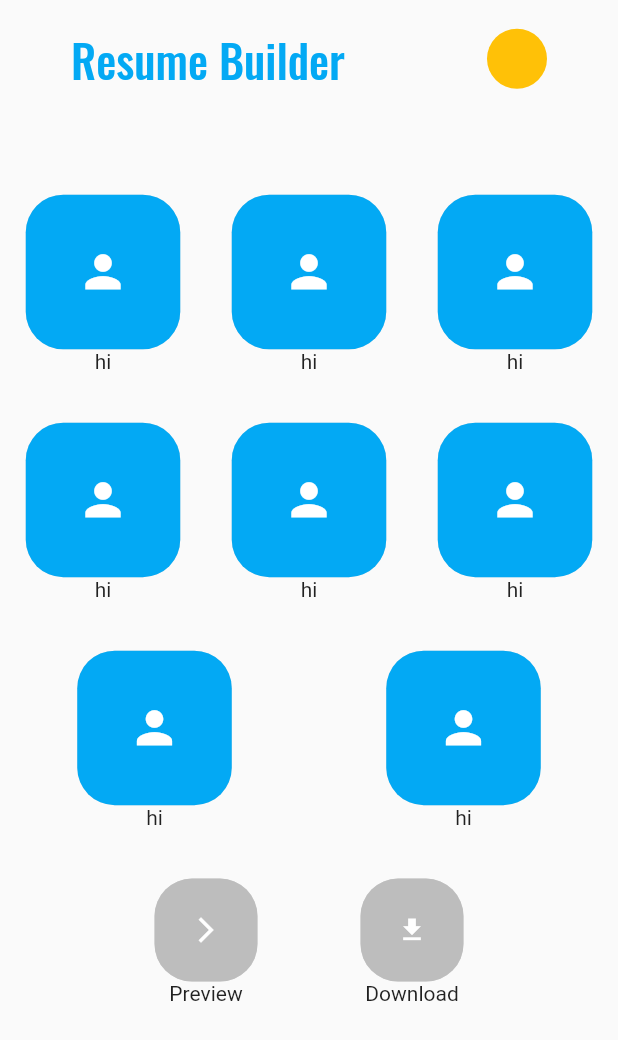
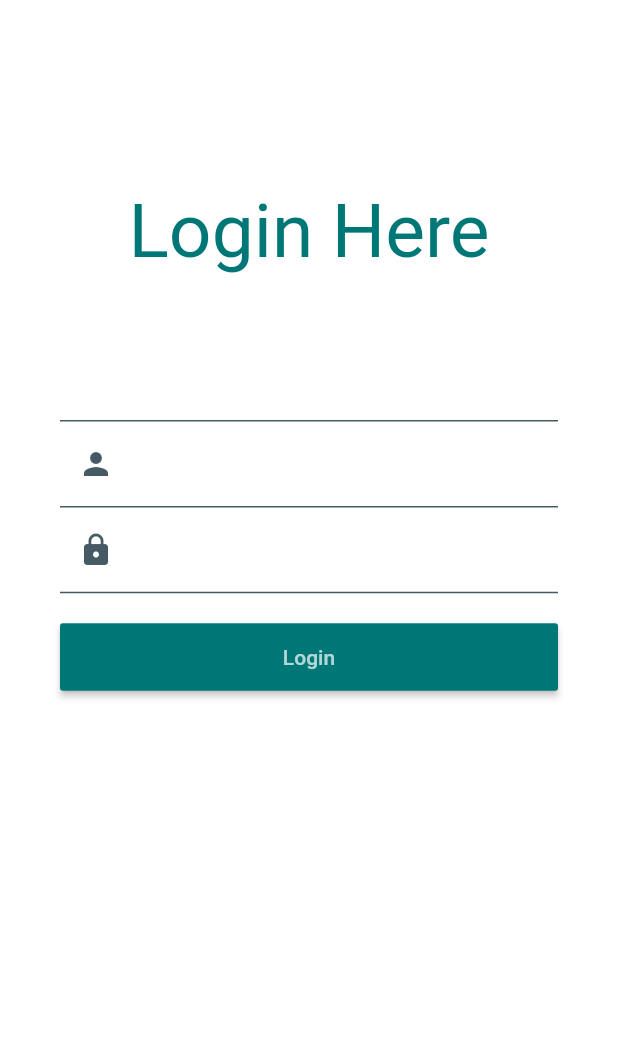
Before and after one commit to vishweshsoni/ResumeBuilder, a Flutter app: the screen it shows after launch, on a phone screen of 412 x 824 dp. Shown: the top 1040 px of the screen. Run offline on Flutter 3.47's test engine with Material 2 defaults, Android fonts, the phone set to English and light mode, and no system bars.

Commit message:
Login Page

```diff
--- a/lib/main.dart
+++ b/lib/main.dart
@@ -1,6 +1,6 @@
 import 'package:flutter/material.dart';
 import 'package:resume_app/screens/homepage.dart';
-
+import 'package:resume_app/screens/login.dart';
 void main() => runApp(MyApp());
 
 class MyApp extends StatelessWidget {
@@ -16,7 +16,7 @@ class MyApp extends StatelessWidget {
       routes: {
           '/HomePage': (context)=>HomePage(),
       },
-      home: HomePage(),
+      home: Login(),
     );
   }
 }
--- /dev/null
+++ b/lib/screens/login.dart
@@ -0,0 +1,278 @@
+import 'package:flutter/material.dart';
+
+import "package:flutter/material.dart";
+
+class Login extends StatelessWidget{
+
+  BoxDecoration decoration = BoxDecoration(
+      border: Border(
+          bottom: BorderSide(
+              color: Colors.blueGrey[700],
+              width: 1.0
+          )
+      )
+  );
+
+  TextStyle CustomTextStyle(){
+    return TextStyle(
+        color: Colors.white30,
+        fontSize: 15.0
+    );
+  }
+
+  Widget CustomSizeBox({double height}){
+    return SizedBox(
+      height:height,
+    );
+  }
+
+  final GlobalKey<FormState> _formKey = GlobalKey<FormState>();
+  bool _autoValidate = false;
+
+  FocusNode emailNode = FocusNode();
+  FocusNode passawordNode = FocusNode();
+
+  @override
+  Widget build(BuildContext context) {
+    // TODO: implement build
+    return  GestureDetector(
+      onTap:()=> FocusScope.of(context).requestFocus(new FocusNode()),
+      child:Scaffold(
+          backgroundColor: Color.fromRGBO(255, 0, 0, 0.0),
+          body: SingleChildScrollView(
+              child: LoginPage()
+          )
+      ),
+    );
+  }
+}
+
+class LoginPage extends StatefulWidget{
+  createState() => LoginState();
+}
+
+class LoginState extends State<LoginPage>{
+
+  final GlobalKey<FormState> _formKey = GlobalKey<FormState>();
+  bool _autoValidate = false;
+  bool loading = false;
+  FocusNode emailNode;
+  FocusNode passawordNode;
+
+  @override
+  void initState() {
+    // TODO: implement initState
+    super.initState();
+    passawordNode = FocusNode();
+    emailNode = FocusNode();
+    loading = false;
+
+  }
+
+  BoxDecoration decoration = BoxDecoration(
+      border: Border(
+          bottom: BorderSide(
+              color: Colors.blueGrey[700],
+              width: 1.0
+          )
+      )
+  );
+
+  TextStyle CustomTextStyle(){
+    return TextStyle(
+        color: Colors.white30,
+        fontSize: 15.0
+    );
+  }
+
+  InputDecoration CustomTextDecoration({String text,IconData icon}){
+    return InputDecoration(
+      labelStyle: TextStyle(
+          color: Colors.white30
+      ),
+      labelText: text,
+      prefixIcon: Icon(icon,color: Colors.blueGrey[700]),
+      enabledBorder: UnderlineInputBorder(
+          borderSide: BorderSide(
+              color: Colors.blueGrey[700]
+          )
+      ),
+      focusedBorder: UnderlineInputBorder(
+          borderSide: BorderSide(
+              color: Colors.white70
+          )
+      ),
+      errorBorder: UnderlineInputBorder(
+          borderSide: BorderSide(
+              color: Colors.white70
+          )
+      ),
+    );
+  }
+
+  Widget CustomSizeBox({double height}){
+    return SizedBox(
+      height:height,
+    );
+  }
+
+  Widget LoginButton(BuildContext context){
+    return new SizedBox(
+      height: 45.0,
+      width: double.infinity,
+      child: new RaisedButton(
+        color: Color.fromRGBO(0, 119, 119,1.0),
+        child: Text("Login",style:TextStyle(color: Colors.white70),),
+        onPressed: (){
+//          Navigator.of(context).push(PageRouteBuilder(
+//              opaque: false,
+//              barrierDismissible: true,
+//              barrierColor: Colors.white12,
+//              pageBuilder: (context,_,__){
+//                return Center(
+//                  child: Container(
+//                    height: 200.0,
+//                    width: 200.0,
+//                    decoration: BoxDecoration(
+//                      color: Colors.white,
+//                      borderRadius: BorderRadius.circular(5.0)
+//                    ),
+//                  )
+//                );
+//              }
+//          ));
+          FocusScope.of(context).requestFocus(new FocusNode());
+          if(_formKey.currentState.validate()){
+            setState(() {
+              loading = true;
+            });
+            Future.delayed(Duration(seconds: 2),(){
+              setState(() {
+                loading = false;
+              });
+              Scaffold.of(context).showSnackBar(new SnackBar(
+                content: new Text("Login success"),
+
+              ));
+            });
+          }else{
+            setState(() {
+              _autoValidate = true;
+            });
+          }
+        },
+      ),
+    );
+  }
+
+  Widget LoginUi(){
+    return Form(
+      key: _formKey,
+      autovalidate: _autoValidate,
+      child: Column(
+        children: <Widget>[
+          CustomSizeBox(height: 80.0),
+          Container(
+            height: 150.0,
+            alignment: Alignment.center,
+            child: Text("Login Here",style: TextStyle(fontSize: 50.0,color: Color.fromRGBO(0, 119, 119,1.0)),),
+          ),
+          CustomSizeBox(height: 50.0),
+          Container(
+            padding: EdgeInsets.symmetric(horizontal: 40.0),
+            child:Column(
+              children: <Widget>[
+                Container(
+                    decoration: decoration
+                ),
+                TextFormField(
+                  enabled: true,
+                  enableInteractiveSelection: true,
+                  focusNode: emailNode,
+                  style: CustomTextStyle(),
+                  keyboardType: TextInputType.emailAddress,
+                  textInputAction:TextInputAction.next,
+                  decoration: CustomTextDecoration(icon: Icons.person,text: "Email"),
+                  textCapitalization: TextCapitalization.none,
+                  onFieldSubmitted: (term){
+                    emailNode.unfocus();
+                    FocusScope.of(context).requestFocus(passawordNode);
+                  },
+                  validator: (value){
+                    if (value.isEmpty) {
+                      return 'Please enter email';
+                    }else if(!new  RegExp(r"^[a-zA-Z0-9.]+@[a-zA-Z0-9]+\.[a-zA-Z]+").hasMatch(value)){
+                      return "Plase enter valid email";
+                    }
+                  },
+                ),
+                TextFormField(
+                  enabled: true,
+                  enableInteractiveSelection: true,
+                  obscureText: true,
+                  textInputAction:TextInputAction.done,
+                  style: CustomTextStyle(),
+                  focusNode: passawordNode,
+                  decoration: CustomTextDecoration(icon: Icons.lock,text: "Password"),
+                  validator: (value){
+                    if (value.isEmpty) {
+                      return 'Please enter password';
+                    }else if(value.length < 6){
+                      return 'Password must be 6 digit';
+                    }
+                  },
+                ),
+                CustomSizeBox(height: 20.0),
+                LoginButton(context),
+                CustomSizeBox(
+                    height: 30.0
+                ),
+                Container(
+                  alignment: Alignment.center,
+                  child: Text("Forgot password ?",
+                    style: TextStyle(
+                      color: Colors.white30,
+                    ),
+                  ),
+                ),
+              ],
+            ),
+          )
+        ],
+      ),
+    );
+  }
+
+
+  Widget LoadingIndicator(){
+    return Positioned(
+      child: Container(
+        height: MediaQuery.of(context).size.height,
+        width: MediaQuery.of(context).size.width,
+        color: Colors.white12,
+        child: Center(
+          child: SizedBox(
+            height: 50.0,
+            width: 50.0,
+            child: CircularProgressIndicator(
+                strokeWidth:0.7
+            ),
+          ),
+        ),
+      ),
+    );
+  }
+
+
+
+  @override
+  Widget build(BuildContext context) {
+    // TODO: implement build
+    return Stack(
+      children: <Widget>[
+        LoginUi(),
+        loading ? LoadingIndicator() : Container()
+      ],
+    );
+  }
+}
```
Also changed, not shown: pubspec.lock.
